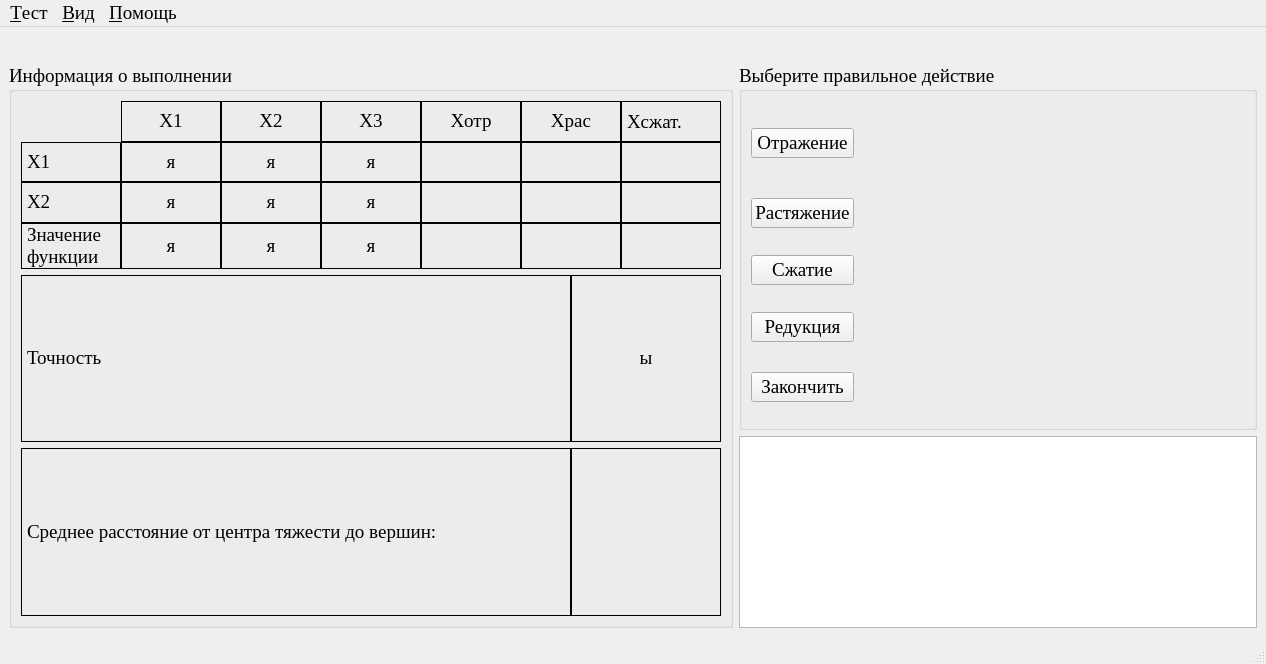
Before: the Qt Designer form optimizationmethods/ui/NeMi.ui in Eliminationzx/optimizationmethods, drawn with Qt 5.
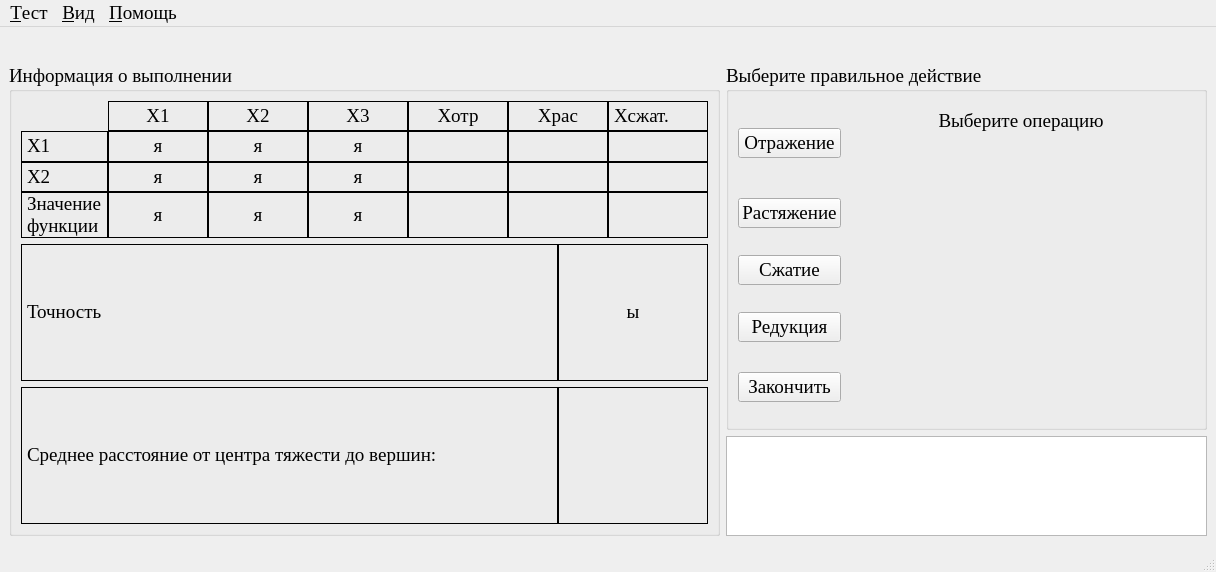
After: the same form once the commit is applied.

Commit message: Поправил форму Нелдоа-Мида согласно замечаниям в wiki np8.

What changed in the file:
```diff
--- a/optimizationmethods/ui/NeMi.ui
+++ b/optimizationmethods/ui/NeMi.ui
@@ -5,6 +5,14 @@
   <property name="windowModality">
    <enum>Qt::ApplicationModal</enum>
   </property>
+  <property name="geometry">
+   <rect>
+    <x>0</x>
+    <y>0</y>
+    <width>1216</width>
+    <height>572</height>
+   </rect>
+  </property>
   <property name="font">
    <font>
     <family>Times New Roman</family>
@@ -971,7 +979,20 @@
                </item>
               </layout>
              </widget>
-             <widget class="QWidget" name="blank"/>
+             <widget class="QWidget" name="blank">
+              <layout class="QGridLayout" name="gridLayout_6">
+               <item row="0" column="0">
+                <widget class="QLabel" name="label_16">
+                 <property name="text">
+                  <string>Выберите операцию</string>
+                 </property>
+                 <property name="alignment">
+                  <set>Qt::AlignHCenter|Qt::AlignTop</set>
+                 </property>
+                </widget>
+               </item>
+              </layout>
+             </widget>
             </widget>
            </item>
            <item row="1" column="0">
@@ -1067,7 +1088,7 @@
     <rect>
      <x>0</x>
      <y>0</y>
-     <width>1076</width>
+     <width>1216</width>
      <height>28</height>
     </rect>
    </property>
```
Left out of the diff: 2 changed lines with no effect on the pictures.
